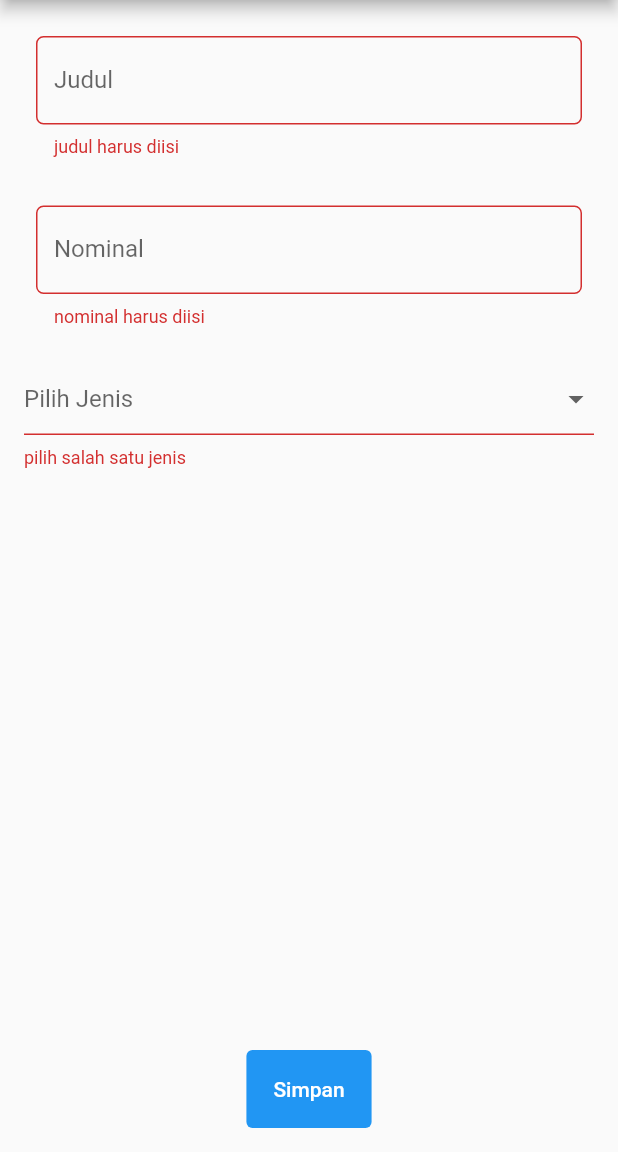
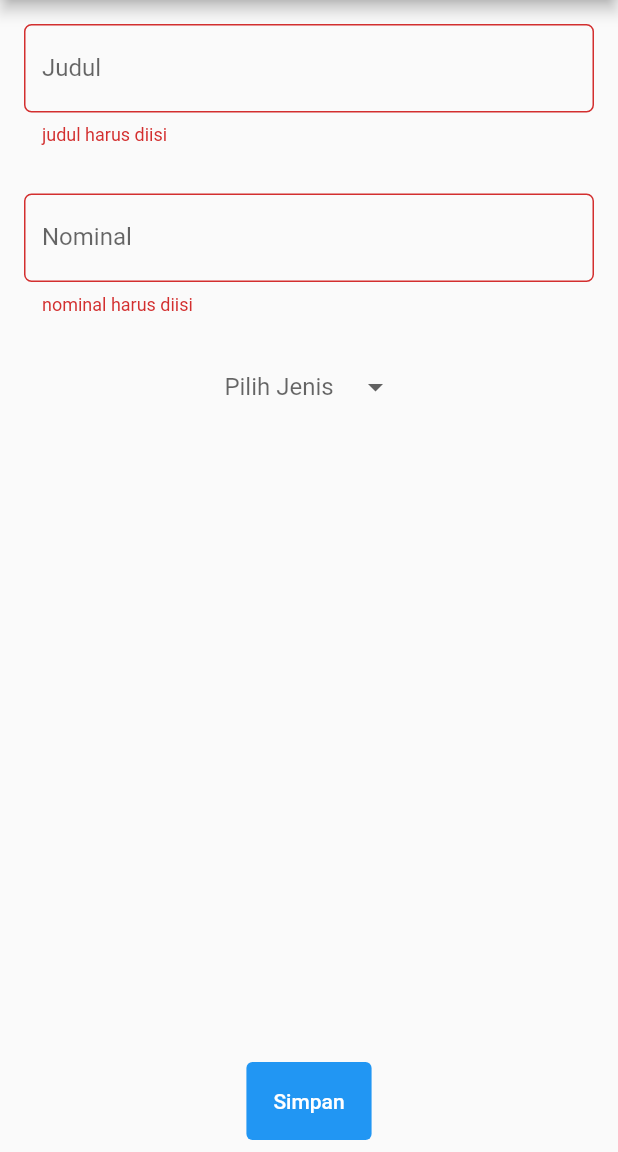
Before and after one commit to alvinxrw2002/pbp-flutter-lab, a Flutter app: the FormForBudget screen opened directly, after a tap on "Simpan", on a phone screen of 412 x 824 dp, the part 84-1236 px from its top. Run offline on Flutter 3.47's test engine with Material 2 defaults, Android fonts, the phone set to English and light mode, and no system bars.

Commit message:
small fix

```diff
--- a/lib/form.dart
+++ b/lib/form.dart
@@ -13,9 +13,9 @@ class FormForBudget extends StatefulWidget {
 
 class _FormForBudgetState extends State<FormForBudget> {
   final _formKey = GlobalKey<FormState>();
-  String title = "";
-  String? type;
+  String judul = "";
   int nominal = 0;
+  String? jenis;
   List<String> jenisBudget = ["Pengeluaran", "Pemasukan"];
   DateTime date = DateTime.now();
 
@@ -24,7 +24,7 @@ class _FormForBudgetState extends State<FormForBudget> {
       return;
     }
 
-    final newBudget = Budget(title, nominal, type!);
+    final newBudget = Budget(judul, nominal, jenis!);
     Provider.of<ModelBudget>(context, listen: false).add(newBudget);
 
     const snackBar = SnackBar(
@@ -44,7 +44,7 @@ class _FormForBudgetState extends State<FormForBudget> {
       body: Form(
         key: _formKey,
         child: Container(
-          padding: const EdgeInsets.all(16.0),
+          padding: const EdgeInsets.all(8.0),
           child: Column(
             children: [
               Padding(
@@ -58,12 +58,12 @@ class _FormForBudgetState extends State<FormForBudget> {
                   ),
                   onChanged: (String? value) {
                     setState(() {
-                      title = value!;
+                      judul = value!;
                     });
                   },
                   onSaved: (String? value) {
                     setState(() {
-                      title = value!;
+                      judul = value!;
                     });
                   },
                   validator: (String? value) {
@@ -85,7 +85,6 @@ class _FormForBudgetState extends State<FormForBudget> {
                       borderRadius: BorderRadius.circular(5.0),
                     ),
                   ),
-                  // Menambahkan behavior saat nama diketik
                   onChanged: (String? value) {
                     setState(() {
                       nominal = int.parse(value!);
@@ -110,8 +109,9 @@ class _FormForBudgetState extends State<FormForBudget> {
                 ),
               ),
               const SizedBox(height: 16),
-              DropdownButtonFormField(
-                value: type,
+              DropdownButtonHideUnderline(
+                child: DropdownButton(
+                  value: jenis,
                   icon: const Icon(Icons.arrow_drop_down),
                   hint: const Text("Pilih Jenis"),
                   items: jenisBudget.map((String items) {
@@ -122,18 +122,12 @@ class _FormForBudgetState extends State<FormForBudget> {
                   }).toList(),
                   onChanged: (String? newValue) {
                     setState(() {
-                    type = newValue!;
+                      jenis = newValue!;
                     });
                   },
-                validator: (value) {
-                  if (value == null || value.isEmpty) {
-                    return "pilih salah satu jenis";
-                  }
-
-                  return null;
-                },
                 ),
-              const Spacer(), // Beri jarak dengan Button
+              ),
+              const Spacer(),
               TextButton(
                 onPressed: () => submitForm(context),
                 style: ButtonStyle(
--- a/lib/model.dart
+++ b/lib/model.dart
@@ -10,7 +10,7 @@ class Budget {
 }
 
 class ModelBudget extends ChangeNotifier {
-  final List<Budget> _budgets = []; // Utilizing List Data Structure
+  final List<Budget> _budgets = [];
 
   UnmodifiableListView<Budget> get budgets => UnmodifiableListView(_budgets);
 
```
Also changed, not shown: 1 other file. Lines whose indentation alone changed are shown as unchanged.
